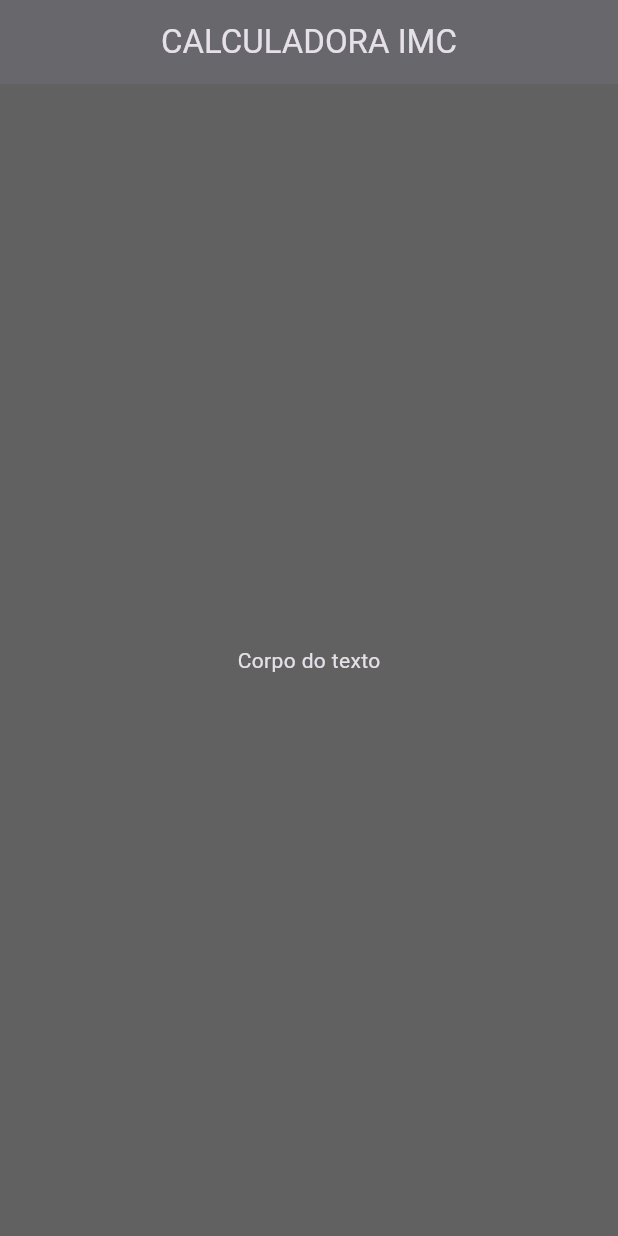
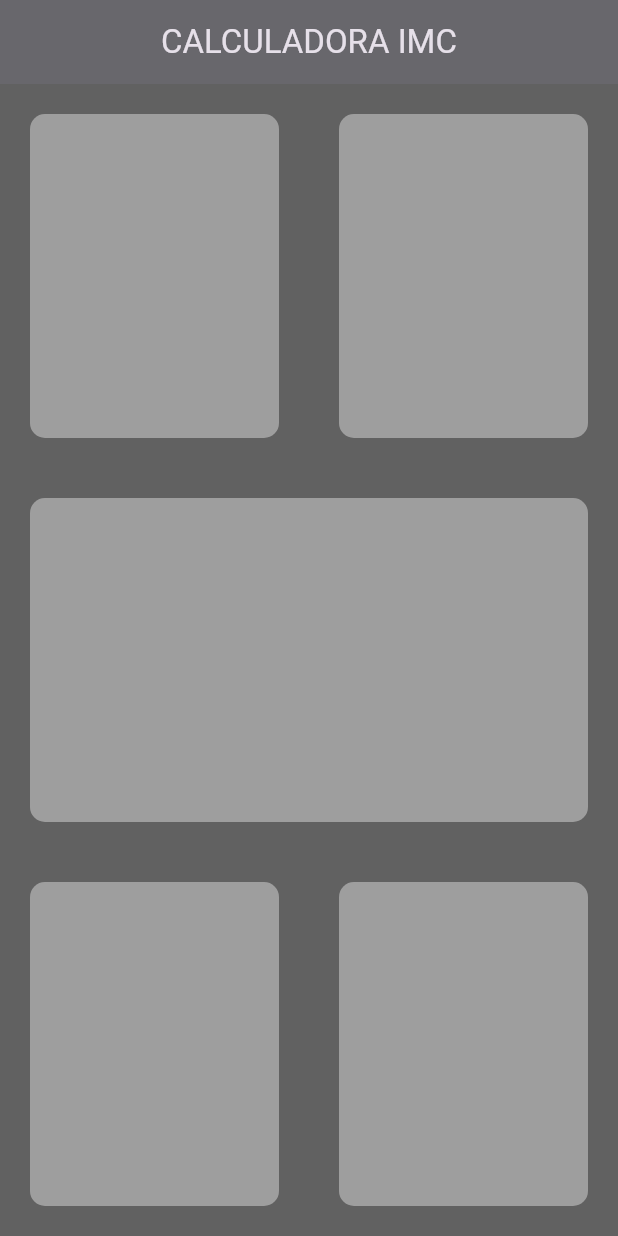
Before and after one commit to PauloDev13/imccalc-flutter, a Flutter app: the screen it shows after launch, on a phone screen of 412 x 824 dp. Run offline on Flutter 3.47's test engine with Material 3 defaults, Android fonts, the phone set to English and light mode, and no system bars.

```diff
--- a/lib/tela_principal.dart
+++ b/lib/tela_principal.dart
@@ -14,8 +14,65 @@ class _TelaPrincipalState extends State<TelaPrincipal> {
       appBar: AppBar(
         title: Text('CALCULADORA IMC'),
       ),
-      body: Center(
-        child: Text('Corpo do texto'),
+      body: Column(
+        children: <Widget>[
+          Expanded(child:
+            Row(
+              children: [
+                Expanded(child:
+                  CartaoPadrao(
+                    cor: Color(0xFF9e9e9e),
+                  ),
+                ),
+                Expanded(child:
+                  CartaoPadrao(
+                    cor: Color(0xFF9e9e9e),
+                  ),
+                ),
+              ],
+            ),
+          ),
+          Expanded(child:
+            CartaoPadrao(cor: Color(0xFF9e9e9e),),
+          ),
+          Expanded(child:
+            Row(
+              children: <Widget>[
+                Expanded(child:
+                  CartaoPadrao(
+                    cor: Color(0xFF9e9e9e),
+                  ),
+                ),
+                Expanded(child:
+                  CartaoPadrao(
+                    cor: Color(0xFF9e9e9e),
+                  ),
+                ),
+              ],
+            ),
+          ),
+        ],
+      )
+    );
+  }
+}
+
+class CartaoPadrao extends StatelessWidget {
+  // propriedade que será informada
+  final Color cor;
+  // construtor
+  const CartaoPadrao({
+    super.key,
+    required this.cor
+  });
+
+  @override
+  Widget build(BuildContext context) {
+    return Container(
+      margin: EdgeInsets.all(20.0),
+      decoration: BoxDecoration(
+        color: cor,
+        borderRadius: BorderRadius.circular(10.0),
       ),
     );
   }
--- a/pubspec.yaml
+++ b/pubspec.yaml
@@ -44,7 +44,7 @@ dev_dependencies:
   # activated in the `analysis_options.yaml` file located at the root of your
   # package. See that file for information about deactivating specific lint
   # rules and activating additional ones.
-  flutter_lints: ^5.0.0
+  flutter_lints: ^6.0.0
 
 # For information on the generic Dart part of this file, see the
 # following page: https://dart.dev/tools/pub/pubspec
```
Also changed, not shown: pubspec.lock.
